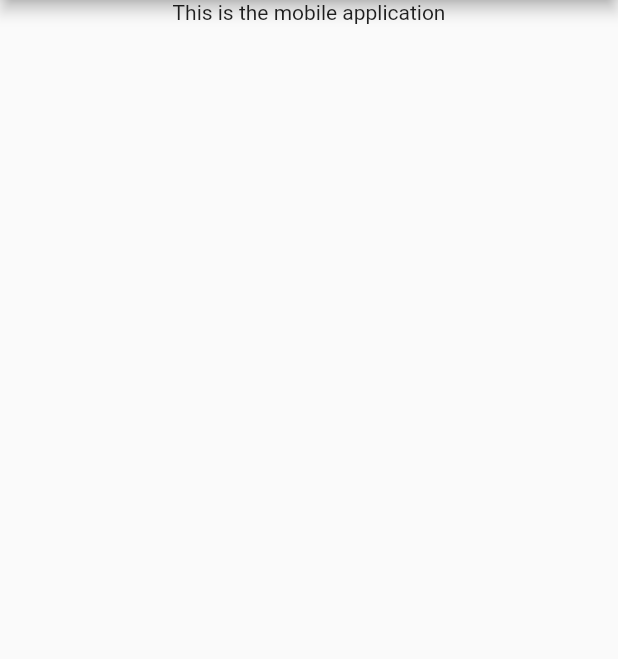
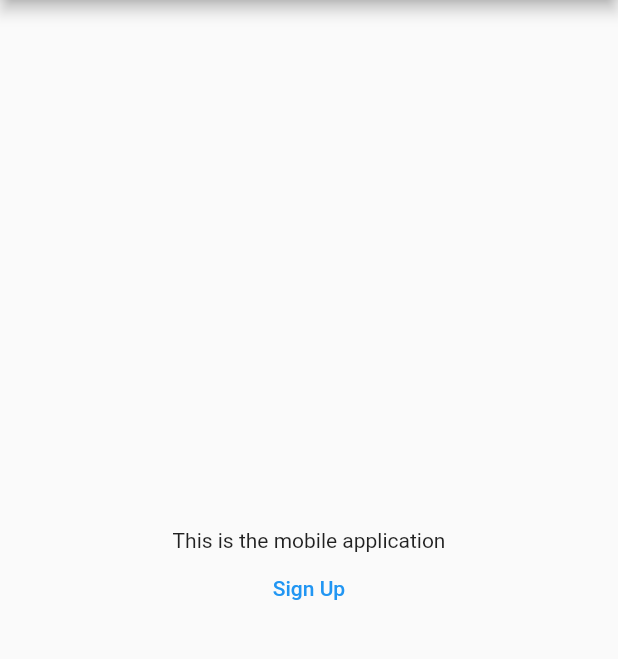
Before and after one commit to danielmc02/Project-Coast-Edu, a Flutter app: the screen it shows after launch, on a phone screen of 412 x 824 dp, the part 84-743 px from its top. Run offline on Flutter 3.47's test engine with Material 2 defaults, Android fonts, the light colour scheme and no system bars.

Commit message:
Added text button to be integrated with Apiservice

```diff
--- a/Frontend/mobile/frontend_mobile_app/lib/main.dart
+++ b/Frontend/mobile/frontend_mobile_app/lib/main.dart
@@ -19,11 +19,12 @@ class RootApp extends StatelessWidget {
         ),
         body: Container(
           width: MediaQuery.of(context).size.width,
-          child: Column(
+          child: Column(mainAxisAlignment: MainAxisAlignment.center,crossAxisAlignment: CrossAxisAlignment.center,mainAxisSize: MainAxisSize.max,
             children: [
               Center(
                 child: Text("This is the mobile application"),
-              )
+              ),
+              TextButton(onPressed: (){}, child: Text("Sign Up"))
             ],
           ),
         ),
```
